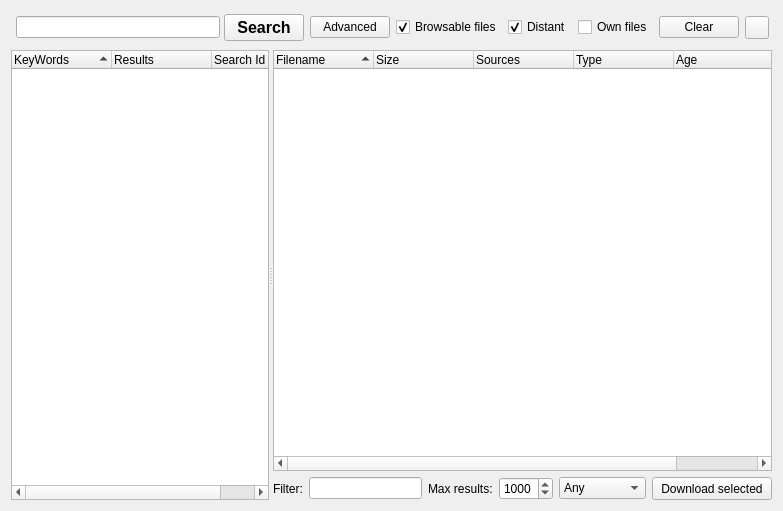
This is retroshare-gui/src/gui/FileTransfer/SearchDialog.ui in RetroShare/RetroShare as Qt 5 draws it before an edit. The edited form follows.
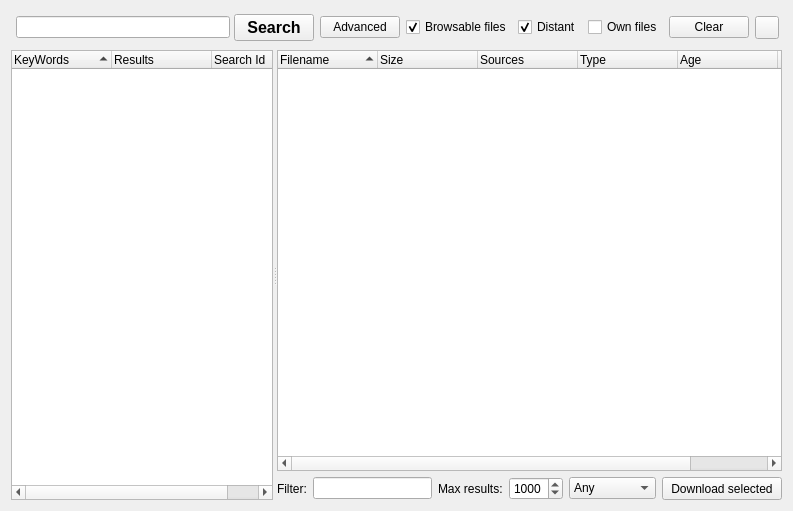
This is the edited form. Icons and pictures are not drawn. Custom widgets are drawn as their Qt base class.

The edit to the form file:
```diff
--- a/retroshare-gui/src/gui/FileTransfer/SearchDialog.ui
+++ b/retroshare-gui/src/gui/FileTransfer/SearchDialog.ui
@@ -6,7 +6,7 @@
    <rect>
     <x>0</x>
     <y>0</y>
-    <width>783</width>
+    <width>793</width>
     <height>511</height>
    </rect>
   </property>
@@ -64,10 +64,7 @@
            <property name="bottomMargin">
             <number>2</number>
            </property>
-           <property name="horizontalSpacing">
-            <number>0</number>
-           </property>
-           <property name="verticalSpacing">
+           <property name="spacing">
             <number>0</number>
            </property>
            <item row="0" column="0">
```
Left out of the diff: 36 changed lines with no effect on the pictures.
